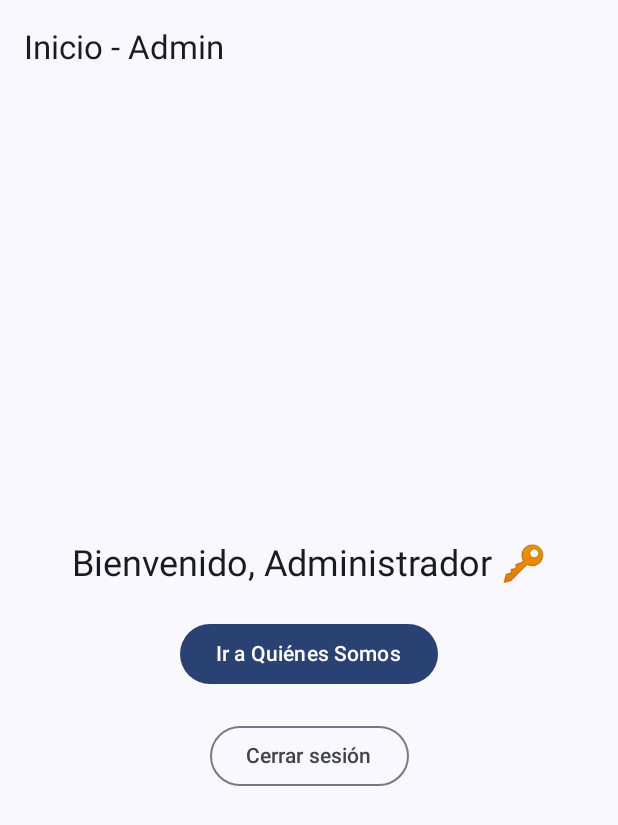
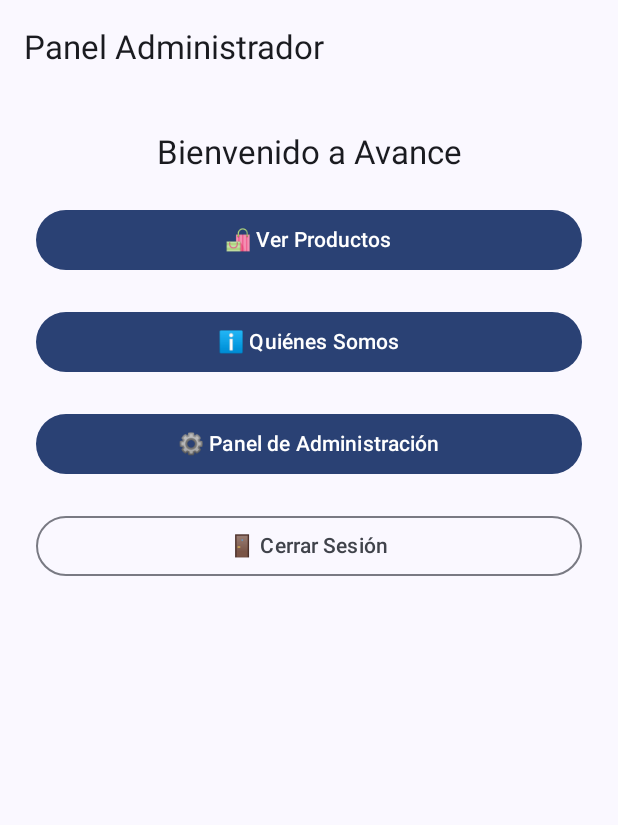
Before and after one commit to Benjacpw/ProyectoKotline, an Android app built with Jetpack Compose: the HomeScreen screen opened through its navigation route, on a phone screen of 412 x 824 dp. Shown: the top 825 px of the screen. Run offline under Robolectric (Android 15) with nearby library versions, the phone set to English and light mode, and no system bars; our stand-ins replace Room's generated code.

```diff
--- /dev/null
+++ b/app/src/main/java/com/example/avance/HomeScreen.kt
@@ -0,0 +1,71 @@
+package com.example.avance
+
+import androidx.compose.foundation.layout.*
+import androidx.compose.material3.*
+import androidx.compose.runtime.Composable
+import androidx.compose.ui.Alignment
+import androidx.compose.ui.Modifier
+import androidx.compose.ui.unit.dp
+import androidx.compose.ui.unit.sp
+import androidx.navigation.NavController
+
+@OptIn(ExperimentalMaterial3Api::class)
+@Composable
+fun HomeScreen(navController: NavController, isAdmin: Boolean) {
+    Scaffold(
+        topBar = {
+            TopAppBar(
+                title = { Text(if (isAdmin) "Panel Administrador" else "Menú Principal") }
+            )
+        }
+    ) { padding ->
+        Column(
+            modifier = Modifier
+                .fillMaxSize()
+                .padding(padding)
+                .padding(24.dp),
+            horizontalAlignment = Alignment.CenterHorizontally,
+            verticalArrangement = Arrangement.spacedBy(20.dp)
+        ) {
+            Text(
+                text = "Bienvenido a Avance",
+                style = MaterialTheme.typography.titleLarge,
+                fontSize = 22.sp
+            )
+
+            // Botón Productos
+            Button(
+                onClick = { navController.navigate("productos") },
+                modifier = Modifier.fillMaxWidth()
+            ) {
+                Text("🛍️ Ver Productos")
+            }
+
+            // Botón Quiénes Somos
+            Button(
+                onClick = { navController.navigate("quienes_somos") },
+                modifier = Modifier.fillMaxWidth()
+            ) {
+                Text("ℹ️ Quiénes Somos")
+            }
+
+            // Solo admins
+            if (isAdmin) {
+                Button(
+                    onClick = { navController.navigate("home_admin") },
+                    modifier = Modifier.fillMaxWidth()
+                ) {
+                    Text("⚙️ Panel de Administración")
+                }
+            }
+
+            // Cerrar sesión
+            OutlinedButton(
+                onClick = { navController.navigate("login") },
+                modifier = Modifier.fillMaxWidth()
+            ) {
+                Text("🚪 Cerrar Sesión")
+            }
+        }
+    }
+}
--- a/app/src/main/java/com/example/avance/LoginScreen.kt
+++ b/app/src/main/java/com/example/avance/LoginScreen.kt
@@ -69,9 +69,8 @@ fun LoginScreen(navController: NavHostController) {
                                 popUpTo("login") { inclusive = true }
                             }
                         }
-
                         else -> {
-                            errorMessage = "Credenciales incorrectas"
+                            errorMessage = "❌ Credenciales incorrectas"
                         }
                     }
                 },
--- a/app/src/main/java/com/example/avance/NavHost.kt
+++ b/app/src/main/java/com/example/avance/NavHost.kt
@@ -7,7 +7,7 @@ import androidx.navigation.compose.NavHost
 import androidx.navigation.compose.composable
 import androidx.navigation.compose.rememberNavController
 import com.example.avance.data.ProductRepository
-import com.example.avance.data.AppDatabase  // o el nombre real de tu base
+import com.example.avance.data.AppDatabase
 import com.example.avance.viewmodel.ProductosViewModel
 
 @Composable
@@ -22,9 +22,12 @@ fun AppNavigation() {
         viewModel(factory = ProductosViewModel.Factory(repo))
 
     NavHost(navController, startDestination = "login") {
+
         composable("login") { LoginScreen(navController) }
-        composable("home_admin") { AdminHomeScreen(navController) }
-        composable("home_user") { UserHomeScreen(navController) }
+
+        composable("home_admin") { HomeScreen(navController, isAdmin = true) }
+        composable("home_user") { HomeScreen(navController, isAdmin = false) }
+
         composable("quienes_somos") { QuienesSomosScreen() }
         composable("productos") { ProductosScreen(viewModel = productosViewModel) }
     }
```
Lines whose indentation alone changed are shown as unchanged.
